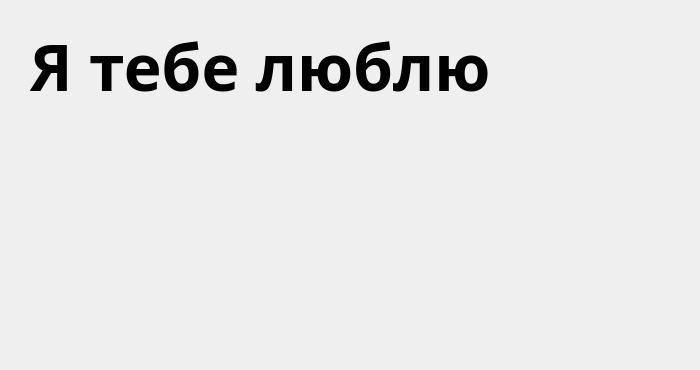
centroparotjag/Sofia-weather-QT, file second_window.ui: the form before one commit.
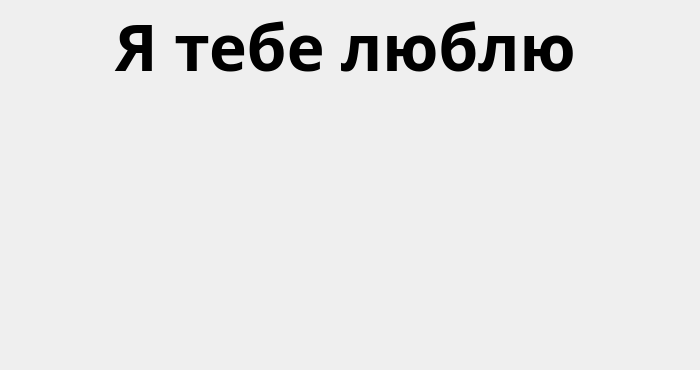
The form after the commit. Icons and pictures are not drawn.

Diff of the .ui file:
```diff
--- a/second_window.ui
+++ b/second_window.ui
@@ -37,10 +37,10 @@
   <widget class="QLabel" name="label_2">
    <property name="geometry">
     <rect>
-     <x>30</x>
+     <x>10</x>
      <y>10</y>
-     <width>641</width>
-     <height>111</height>
+     <width>671</width>
+     <height>71</height>
     </rect>
    </property>
    <property name="font">
@@ -51,17 +51,23 @@
      <bold>true</bold>
     </font>
    </property>
+   <property name="layoutDirection">
+    <enum>Qt::LeftToRight</enum>
+   </property>
    <property name="text">
     <string>Я тебе люблю</string>
    </property>
+   <property name="alignment">
+    <set>Qt::AlignCenter</set>
+   </property>
   </widget>
   <widget class="QLabel" name="label">
    <property name="geometry">
     <rect>
      <x>130</x>
-     <y>90</y>
+     <y>100</y>
      <width>391</width>
-     <height>281</height>
+     <height>271</height>
     </rect>
    </property>
    <property name="layoutDirection">
```
